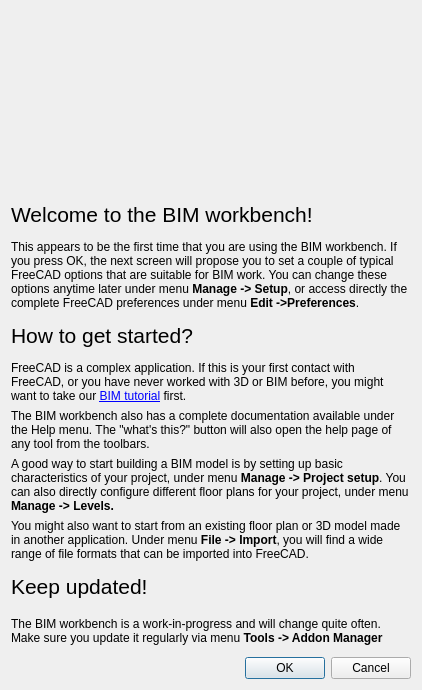
Before: the Qt Designer form dialogWelcome.ui in yorikvanhavre/BIM_Workbench, drawn with Qt 5.
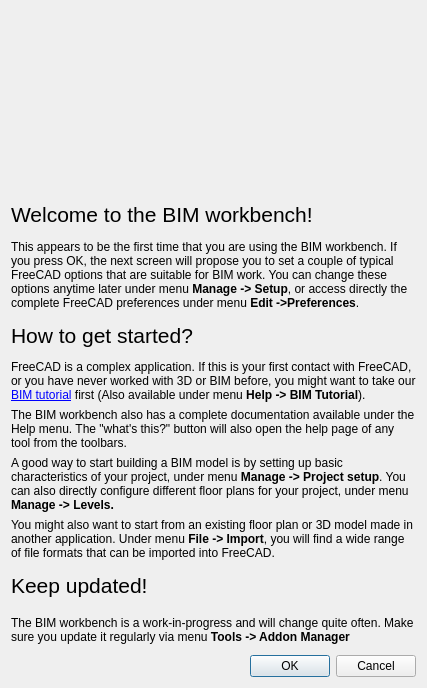
After: the same form once the commit is applied.

What changed in the file:
```diff
--- a/dialogWelcome.ui
+++ b/dialogWelcome.ui
@@ -6,8 +6,8 @@
    <rect>
     <x>0</x>
     <y>0</y>
-    <width>421</width>
-    <height>690</height>
+    <width>427</width>
+    <height>688</height>
    </rect>
   </property>
   <property name="windowTitle">
@@ -64,7 +64,7 @@
    <item>
     <widget class="QLabel" name="label_4">
      <property name="text">
-      <string>&lt;html&gt;&lt;head/&gt;&lt;body&gt;&lt;p&gt;FreeCAD is a complex application. If this is your first contact with FreeCAD, or you have never worked with 3D or BIM before, you might want to take our &lt;a href=&quot;https://www.freecadweb.org/wiki/BIM_Start_Tutorial&quot;&gt;&lt;span style=&quot; text-decoration: underline; color:#0000ff;&quot;&gt;BIM tutorial&lt;/span&gt;&lt;/a&gt; first.&lt;/p&gt;&lt;/body&gt;&lt;/html&gt;</string>
+      <string>&lt;html&gt;&lt;head/&gt;&lt;body&gt;&lt;p&gt;FreeCAD is a complex application. If this is your first contact with FreeCAD, or you have never worked with 3D or BIM before, you might want to take our &lt;a href=&quot;https://www.freecadweb.org/wiki/BIM_Start_Tutorial&quot;&gt;&lt;span style=&quot; text-decoration: underline; color:#0000ff;&quot;&gt;BIM tutorial&lt;/span&gt;&lt;/a&gt; first (Also available under menu &lt;span style=&quot; font-weight:600;&quot;&gt;Help -&amp;gt; BIM Tutorial&lt;/span&gt;).&lt;/p&gt;&lt;/body&gt;&lt;/html&gt;</string>
      </property>
      <property name="wordWrap">
       <bool>true</bool>
```
